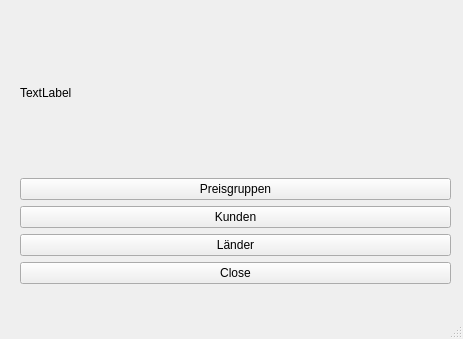
Before: the Qt Designer form GUI_Files/vertrieb.ui in Wilhelm-Schweizer/WSZAnalysis, drawn with Qt 5.
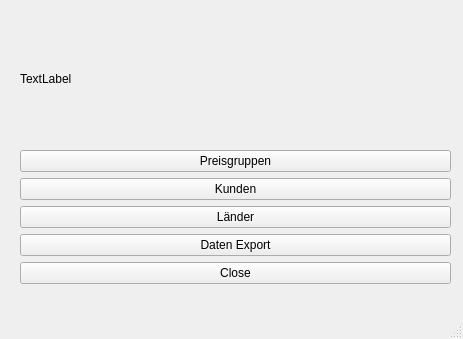
After: the same form once the commit is applied.

What changed in the file:
```diff
--- a/GUI_Files/vertrieb.ui
+++ b/GUI_Files/vertrieb.ui
@@ -52,6 +52,13 @@
        </property>
       </widget>
      </item>
+     <item>
+      <widget class="QPushButton" name="b_export">
+       <property name="text">
+        <string>Daten Export</string>
+       </property>
+      </widget>
+     </item>
      <item>
       <widget class="QPushButton" name="b_close">
        <property name="text">
```
